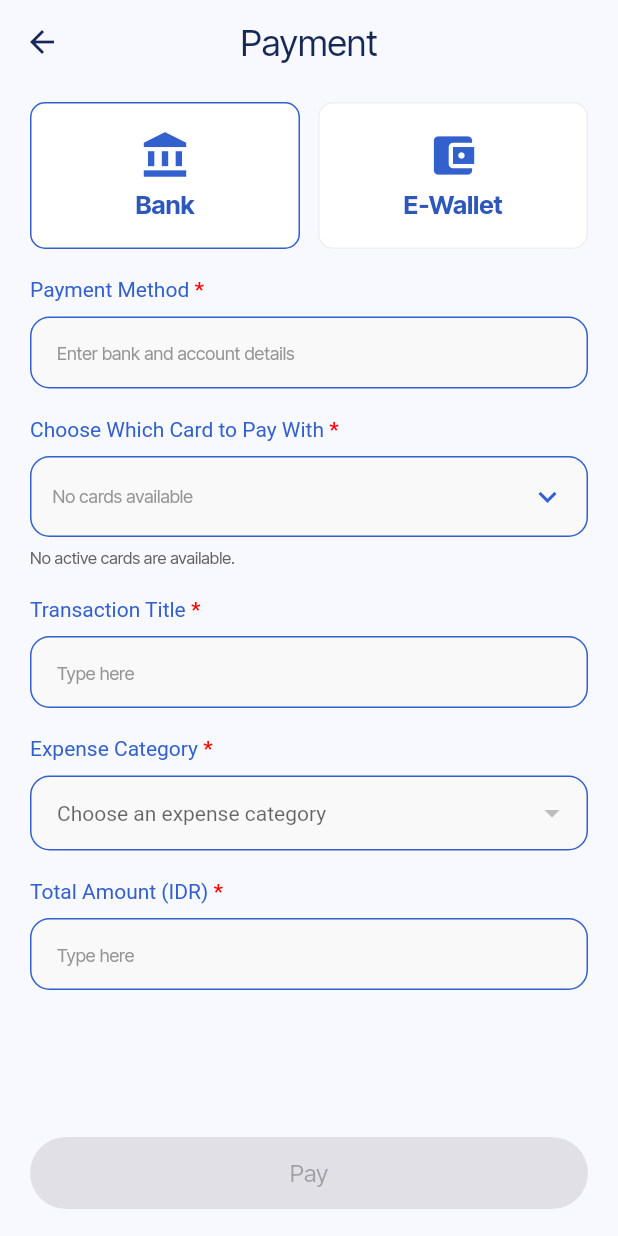
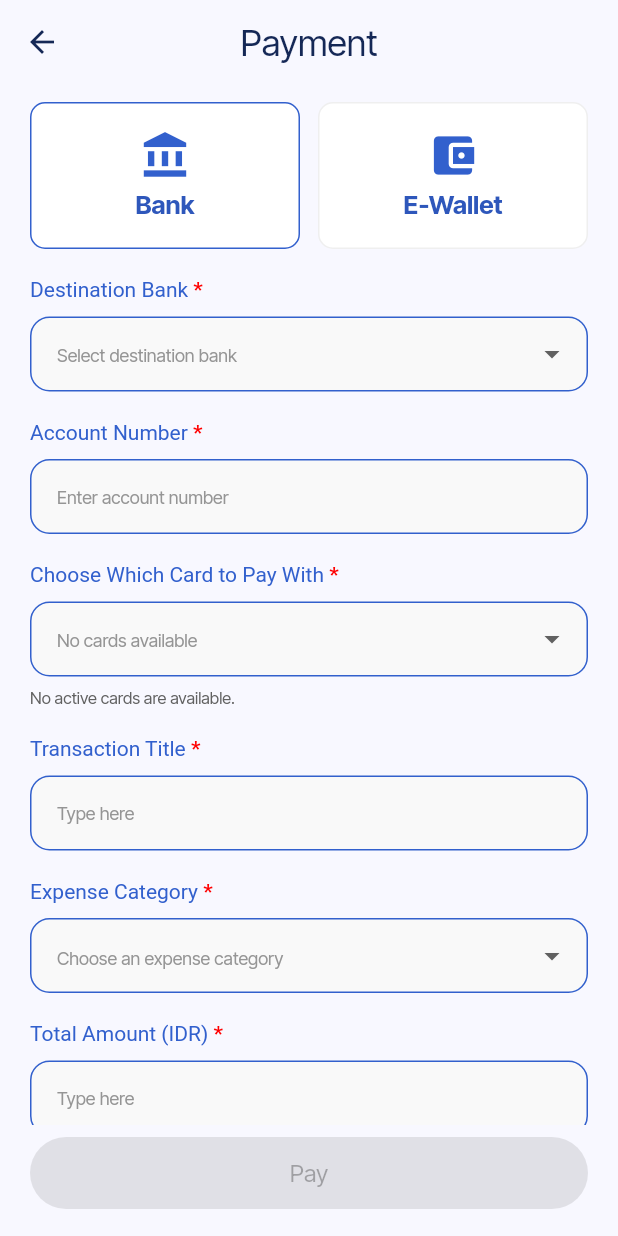
Before and after one commit to vire-finance/frontend, a Flutter app: the PaymentEntryForm screen opened directly, on a phone screen of 412 x 824 dp. Run offline on Flutter 3.47's test engine with Material 3 defaults, Android fonts, the phone set to English and light mode, and no system bars; our stand-ins replace csv, dio, file_picker, firebase_core, firebase_messaging, flutter_riverpod and 6 more; missing offline and left inert: google_sign_in_web, mobile_scanner; accounts and stored records are empty; network calls fail.

Commit message:
feat(payment): add structured payment destinations

```diff
--- a/lib/features/history/data/transaction_model.dart
+++ b/lib/features/history/data/transaction_model.dart
@@ -16,6 +16,10 @@ class TransactionData {
     this.pocketId,
     this.failureReason,
     this.requestId,
+    this.paymentType,
+    this.destinationName,
+    this.destinationAccountNumber,
+    this.destinationBankName,
   });
 
   final String id;
@@ -34,6 +38,10 @@ class TransactionData {
   final String? pocketId;
   final String? failureReason;
   final String? requestId;
+  final String? paymentType,
+      destinationName,
+      destinationAccountNumber,
+      destinationBankName;
 }
 
 String formatTransactionAmount(int amount) {
--- a/lib/features/history/data/transaction_repository.dart
+++ b/lib/features/history/data/transaction_repository.dart
@@ -4,6 +4,7 @@ import 'package:flutter/foundation.dart';
 import '../../../core/network/api_client.dart';
 import '../../pocket/presentation/owner/owner_card_form.dart';
 import 'transaction_model.dart';
+import '../../payment/data/payment_destination.dart';
 
 class TransactionRepository extends ChangeNotifier {
   TransactionRepository._();
@@ -48,6 +49,7 @@ class TransactionRepository extends ChangeNotifier {
     String category = 'Others',
     String paymentMethod = 'QRIS',
     String? recipientAccount,
+    PaymentDestination? destination,
     String? idempotencyKey,
   }) async {
     final response = await _api.dio.post<Map<String, dynamic>>(
@@ -57,8 +59,10 @@ class TransactionRepository extends ChangeNotifier {
         'amount': amount,
         'description': title.trim(),
         'category': category,
-        'payment_method': paymentMethod,
-        if (recipientAccount != null) 'recipient_account': recipientAccount,
+        if (destination == null) 'payment_method': paymentMethod,
+        if (destination != null) ...destination.toJson(),
+        if (destination == null && recipientAccount != null)
+          'recipient_account': recipientAccount,
       },
       options: Options(headers: {
         'Idempotency-Key': idempotencyKey ?? ApiClient.newIdempotencyKey(),
@@ -93,6 +97,10 @@ class TransactionRepository extends ChangeNotifier {
         paymentMethod:
             '${row['payment_method'] ?? row['transaction_type'] ?? 'CARD_PAYMENT'}',
         requestId: row['fund_request_id'] as String?,
+        paymentType: row['payment_type'] as String?,
+        destinationName: row['destination_name'] as String?,
+        destinationAccountNumber: row['destination_account_number'] as String?,
+        destinationBankName: row['destination_bank_name'] as String?,
         category: row['category'] as String?,
         transactionId: '${row['id']}',
         status: '${row['status'] ?? 'APPROVED'}',
--- /dev/null
+++ b/lib/features/payment/data/payment_destination.dart
@@ -0,0 +1,31 @@
+const destinationBanks = [
+  'BCA',
+  'BRI',
+  'BNI',
+  'Mandiri',
+  'BTN',
+  'CIMB Niaga',
+  'PermataBank',
+  'Bank Syariah Indonesia (BSI)',
+  'Danamon',
+  'OCBC',
+  'Other'
+];
+const destinationWallets = ['DANA', 'GoPay', 'OVO', 'ShopeePay', 'LinkAja'];
+
+class PaymentDestination {
+  const PaymentDestination(
+      {required this.paymentType,
+      required this.name,
+      required this.accountNumber,
+      this.bankName});
+  final String paymentType, name, accountNumber;
+  final String? bankName;
+  String get display => '${bankName ?? name} $accountNumber';
+  Map<String, dynamic> toJson() => {
+        'payment_type': paymentType,
+        'destination_name': name,
+        'destination_account_number': accountNumber,
+        if (bankName != null) 'destination_bank_name': bankName,
+      };
+}
--- a/lib/features/payment/data/payment_model.dart
+++ b/lib/features/payment/data/payment_model.dart
@@ -1,4 +1,5 @@
 export '../../../core/constants/expense_categories.dart';
+import 'payment_destination.dart';
 import '../../pocket/presentation/owner/owner_card_form.dart';
 
 enum PaymentKind { qris, bank, eWallet }
@@ -11,6 +12,7 @@ class PaymentDraft {
     required this.sourceCard,
     this.category = 'Others',
     this.destinationMethod,
+    this.destination,
     this.scannedCode,
     this.transactionId,
     this.completedAt,
@@ -22,6 +24,7 @@ class PaymentDraft {
   final int amount;
   final VireCardData sourceCard;
   final String? destinationMethod;
+  final PaymentDestination? destination;
   final String? scannedCode;
   final String? transactionId;
   final DateTime? completedAt;
@@ -34,6 +37,7 @@ class PaymentDraft {
         amount: amount,
         sourceCard: sourceCard,
         destinationMethod: destinationMethod,
+        destination: destination,
         scannedCode: scannedCode,
         transactionId: transactionId,
         completedAt: time,
--- /dev/null
+++ b/lib/features/payment/presentation/payment_destination_fields.dart
@@ -0,0 +1,183 @@
+import 'package:flutter/material.dart';
+import 'package:flutter/services.dart';
+import '../../../shared/widgets/app_text_field.dart';
+import '../data/payment_destination.dart';
+
+class PaymentDestinationFields extends StatefulWidget {
+  const PaymentDestinationFields(
+      {required this.bank,
+      required this.onChanged,
+      this.enabled = true,
+      super.key});
+  final bool bank, enabled;
+  final ValueChanged<PaymentDestination?> onChanged;
+  @override
+  State<PaymentDestinationFields> createState() => _DestinationFieldsState();
+}
+
+class _DestinationFieldsState extends State<PaymentDestinationFields> {
+  String? _name;
+  final _number = TextEditingController(), _other = TextEditingController();
+  @override
+  void initState() {
+    super.initState();
+    _number.addListener(_emit);
+    _other.addListener(_emit);
+  }
+
+  @override
+  void dispose() {
+    _number.dispose();
+    _other.dispose();
+    super.dispose();
+  }
+
+  @override
+  void didUpdateWidget(covariant PaymentDestinationFields oldWidget) {
+    super.didUpdateWidget(oldWidget);
+    if (oldWidget.bank != widget.bank) {
+      _name = null;
+      _number.clear();
+      _other.clear();
+    }
+  }
+
+  void _emit() => widget.onChanged(_name == null
+      ? null
+      : PaymentDestination(
+          paymentType: widget.bank ? 'BANK' : 'E_WALLET',
+          name: _name!,
+          accountNumber: _number.text.trim(),
+          bankName: _name == 'Other' ? _other.text.trim() : null));
+
+  Future<String?> _searchBank() => showModalBottomSheet<String>(
+      context: context,
+      isScrollControlled: true,
+      builder: (context) {
+        var search = '';
+        return StatefulBuilder(
+            builder: (context, update) => SafeArea(
+                child: Padding(
+                    padding: EdgeInsets.only(
+                        bottom: MediaQuery.viewInsetsOf(context).bottom),
+                    child: SizedBox(
+                        height: MediaQuery.sizeOf(context).height * .65,
+                        child: Column(children: [
+                          Padding(
+                              padding: const EdgeInsets.all(16),
+                              child: AppInputField(
+                                  decoration: const AppInputDecoration(
+                                      hintText: 'Search banks'),
+                                  onChanged: (value) => update(
+                                      () => search = value.toLowerCase()))),
+                          Expanded(
+                              child: ListView(
+                                  children: destinationBanks
+                                      .where((name) =>
+                                          name.toLowerCase().contains(search))
+                                      .map((name) => ListTile(
+                                          title: Text(name),
+                                          onTap: () =>
+                                              Navigator.pop(context, name)))
+                                      .toList())),
+                        ])))));
+      });
+
+  @override
+  Widget build(BuildContext context) =>
+      Column(crossAxisAlignment: CrossAxisAlignment.start, children: [
+        AppInputLabel(widget.bank ? 'Destination Bank' : 'Destination E-Wallet',
+            requiredField: true),
+        const SizedBox(height: 8),
+        if (widget.bank)
+          FormField<String>(
+            key: ValueKey('bank-${widget.bank}'),
+            validator: (_) => _name == null ? 'Select a destination bank' : null,
+            builder: (field) => AppPickerField(
+              value: _name,
+              decoration:
+                  const AppInputDecoration(hintText: 'Select destination bank')
+                      .copyWith(errorText: field.errorText),
+              onTap: !widget.enabled
+                  ? null
+                  : () async {
+                      final name = await _searchBank();
+                      if (!mounted || name == null) return;
+                      setState(() {
+                        _name = name;
+                        _other.clear();
+                      });
+                      field.didChange(name);
+                      _emit();
+                    },
+            ),
+          ),
+        if (!widget.bank)
+          AppDropdownField<String>(
+              key: ValueKey('wallet-${widget.bank}'),
+              value: _name,
+              decoration: const AppInputDecoration(hintText: 'Select e-wallet'),
+              items: destinationWallets
+                  .map((name) =>
+                      DropdownMenuItem(value: name, child: Text(name)))
+                  .toList(),
+              onChanged: !widget.enabled
+                  ? null
+                  : (name) {
+                      setState(() {
+                        _name = name;
+                        _other.clear();
+                      });
+                      _emit();
+                    },
+              validator: (value) =>
+                  value == null ? 'Select an e-wallet' : null),
+        if (widget.bank && _name == 'Other') ...[
+          const SizedBox(height: 18),
+          const AppInputLabel('Bank Name', requiredField: true),
+          const SizedBox(height: 8),
+          AppFormField(
+              controller: _other,
+              enabled: widget.enabled,
+              decoration: const AppInputDecoration(hintText: 'Enter bank name'),
+              validator: (value) {
+                final name = value?.trim() ?? '';
+                if (name.isEmpty) {
+                  return 'Enter the bank name';
+                }
+                if (name.length > 100 || !RegExp(r'[a-zA-Z]').hasMatch(name)) {
+                  return 'Enter a valid bank name';
+                }
+                return null;
+              }),
+        ],
+        const SizedBox(height: 18),
+        AppInputLabel(widget.bank ? 'Account Number' : 'E-Wallet Number',
+            requiredField: true),
+        const SizedBox(height: 8),
+        AppFormField(
+            controller: _number,
+            enabled: widget.enabled,
+            keyboardType: TextInputType.number,
+            inputFormatters: [FilteringTextInputFormatter.digitsOnly],
+            decoration: AppInputDecoration(
+                hintText: widget.bank
+                    ? 'Enter account number'
+                    : 'Enter e-wallet number'),
+            validator: (value) {
+              final number = value?.trim() ?? '';
+              if (number.isEmpty) {
+                return 'Enter the destination number';
+              }
+              if (!RegExp(r'^[0-9]+$').hasMatch(number)) {
+                return 'Use digits only';
+              }
+              if (('${_name == 'Other' ? _other.text.trim() : _name ?? ''} $number')
+                      .length >
+                  150) {
+                return 'Destination exceeds supported storage capacity';
+              }
+              return null;
+            }),
+      ]);
+}
--- a/lib/features/payment/presentation/payment_entry_form.dart
+++ b/lib/features/payment/presentation/payment_entry_form.dart
@@ -15,6 +15,8 @@ import '../data/payment_model.dart';
 import '../data/payment_repository.dart';
 import '../providers/payment_provider.dart';
 import 'choose_card_sheet.dart';
+import '../data/payment_destination.dart';
+import 'payment_destination_fields.dart';
 import 'expense_category_field.dart';
 import 'show_qr_code_screen.dart';
 import 'qr_scanner_screen.dart';
@@ -40,7 +42,7 @@ class _PaymentEntryFormState extends State<PaymentEntryForm> {
   final _formKey = GlobalKey<FormState>();
   final _titleController = TextEditingController();
   final _amountController = TextEditingController();
-  final _methodController = TextEditingController();
+  PaymentDestination? _destination;
   final _pocketRepository = PocketRepository.instance;
   final _paymentProvider = PaymentProvider(PaymentRepository.instance);
   VireCardData? _selectedCard;
@@ -49,6 +51,14 @@ class _PaymentEntryFormState extends State<PaymentEntryForm> {
   TransactionData? _transaction;
   bool _submitting = false;
   String? _paymentKey, _paymentSignature;
+
+  void _changeKind(PaymentKind kind) {
+    if (_submitting || kind == _kind) return;
+    setState(() {
+      _kind = kind;
+      _destination = null;
+    });
+  }
 
   @override
   void initState() {
@@ -63,7 +73,7 @@ class _PaymentEntryFormState extends State<PaymentEntryForm> {
   void dispose() {
     _titleController.dispose();
     _amountController.dispose();
-    _methodController.dispose();
+
     _paymentProvider.dispose();
     super.dispose();
   }
@@ -150,30 +160,24 @@ class _PaymentEntryFormState extends State<PaymentEntryForm> {
                                         icon: Icons.account_balance,
                                         label: 'Bank',
                                         selected: _kind == PaymentKind.bank,
-                                        onTap: () => setState(
-                                            () => _kind = PaymentKind.bank))),
+                                        onTap: () =>
+                                            _changeKind(PaymentKind.bank))),
                                 const SizedBox(width: 12),
                                 Expanded(
                                     child: _ModeCard(
                                         icon: Icons.account_balance_wallet,
                                         label: 'E-Wallet',
                                         selected: _kind == PaymentKind.eWallet,
-                                        onTap: () => setState(() =>
-                                            _kind = PaymentKind.eWallet))),
+                                        onTap: () =>
+                                            _changeKind(PaymentKind.eWallet))),
                               ]),
                               const SizedBox(height: 18),
-                              _FormLabel(
-                                  _kind == PaymentKind.bank
-                                      ? 'Payment Method'
-                                      : 'E-Wallet Method',
-                                  required: true),
-                              const SizedBox(height: 8),
-                              _InputField(
-                                  controller: _methodController,
-                                  hint: _kind == PaymentKind.bank
-                                      ? 'Enter bank and account details'
-                                      : 'Enter e-wallet and account details',
-                                  validator: _required),
+                              PaymentDestinationFields(
+                                  key: ValueKey(_kind),
+                                  bank: _kind == PaymentKind.bank,
+                                  enabled: !_submitting,
+                                  onChanged: (destination) =>
+                                      _destination = destination),
                               const SizedBox(height: 18),
                             ] else if (widget.scannedCode != null) ...[
                               Container(
@@ -298,8 +302,8 @@ class _PaymentEntryFormState extends State<PaymentEntryForm> {
         title: _titleController.text.trim(),
         amount: parseIdrInput(_amountController.text)!,
         sourceCard: _selectedCard!,
-        destinationMethod:
-            widget.transfer ? _methodController.text.trim() : null,
+        destinationMethod: widget.transfer ? _destination?.display : null,
+        destination: widget.transfer ? _destination : null,
         scannedCode: widget.scannedCode,
       );
       final signature = [
@@ -308,7 +312,7 @@ class _PaymentEntryFormState extends State<PaymentEntryForm> {
         draft.title,
         draft.category,
         draft.kind.name,
-        draft.destinationMethod
+        draft.destination?.toJson().toString() ?? draft.destinationMethod
       ].toString();
       if (_paymentSignature != signature) {
         _paymentSignature = signature;
@@ -402,7 +406,7 @@ class _PaymentEntryFormState extends State<PaymentEntryForm> {
                               : draft.kind == PaymentKind.eWallet
                                   ? 'E_WALLET'
                                   : 'QRIS',
-                          recipientAccount: draft.destinationMethod,
+                          destination: draft.destination,
                           idempotencyKey: paymentKey);
                   await _pocketRepository.load().catchError((_) {});
                 } catch (error) {
@@ -489,28 +493,13 @@ class _CardSelector extends StatelessWidget {
   final bool cardsAvailable;
   final VoidCallback? onTap;
   @override
-  Widget build(BuildContext context) => InkWell(
-      onTap: onTap,
-      borderRadius: BorderRadius.circular(13),
-      child: Container(
-          padding: const EdgeInsets.symmetric(horizontal: 14, vertical: 14),
-          decoration: BoxDecoration(
-              color: AppColors.inputFill,
-              border: Border.all(color: AppColors.blue500),
-              borderRadius: BorderRadius.circular(13)),
-          child: Row(children: [
-            Expanded(
-                child: Text(
-                    card == null
-                        ? (cardsAvailable
-                            ? 'Click here to choose'
-                            : 'No cards available')
-                        : '${card!.name}  •••• ${card!.lastFour}',
-                    style: TextStyle(
-                        color: card == null
-                            ? AppColors.grey300
-                            : AppColors.grey700,
-                        fontSize: 12))),
-            const Icon(Icons.keyboard_arrow_down, color: AppColors.blue500)
-          ])));
+  Widget build(BuildContext context) => AppPickerField(
+        value: card == null ? null : '${card!.name}  •••• ${card!.lastFour}',
+        onTap: onTap,
+        decoration: AppInputDecoration(
+          hintText: cardsAvailable
+              ? 'Click here to choose'
+              : 'No cards available',
+        ),
+      );
 }
--- a/lib/shared/widgets/app_text_field.dart
+++ b/lib/shared/widgets/app_text_field.dart
@@ -2,20 +2,70 @@ import 'package:flutter/material.dart';
 import 'package:flutter/services.dart';
 
 import '../../core/theme/app_colors.dart';
+import '../../core/theme/app_text_styles.dart';
 
 abstract final class AppInputStyles {
-  static const value = TextStyle(fontSize: 14, color: AppColors.grey800);
+  // Keep the existing dense dropdown's content height and shared input padding.
+  static const contentHeight = 24.0;
+  static const horizontalPadding = 14.0;
+  static const verticalPadding = 13.0;
+  static const fieldHeight = contentHeight + verticalPadding * 2;
+  static const valueFontSize = 14.0;
+  static const hintFontSize = 12.0;
+  static const value = TextStyle(
+    fontFamily: AppTextStyles.fontFamily,
+    fontSize: valueFontSize,
+    fontWeight: FontWeight.w400,
+    letterSpacing: 0,
+    height: contentHeight / valueFontSize,
+    leadingDistribution: TextLeadingDistribution.even,
+    color: AppColors.grey800,
+  );
   static const label = TextStyle(fontSize: 14, color: AppColors.blue500);
-  static const hint = TextStyle(fontSize: 12, color: AppColors.grey300);
+  static const hint = TextStyle(
+    fontFamily: AppTextStyles.fontFamily,
+    fontSize: hintFontSize,
+    fontWeight: FontWeight.w400,
+    letterSpacing: 0,
+    height: contentHeight / hintFontSize,
+    leadingDistribution: TextLeadingDistribution.even,
+    color: AppColors.grey300,
+  );
+  static const strut = StrutStyle(
+    fontFamily: AppTextStyles.fontFamily,
+    fontSize: valueFontSize,
+    fontWeight: FontWeight.w400,
+    height: contentHeight / valueFontSize,
+    forceStrutHeight: true,
+  );
+  static const radius = BorderRadius.all(Radius.circular(13));
   static const border = OutlineInputBorder(
-    borderRadius: BorderRadius.all(Radius.circular(13)),
+    borderRadius: radius,
     borderSide: BorderSide(color: AppColors.blue500),
   );
   static const errorBorder = OutlineInputBorder(
-    borderRadius: BorderRadius.all(Radius.circular(13)),
+    borderRadius: radius,
     borderSide: BorderSide(color: AppColors.red500),
   );
-  static const padding = EdgeInsets.symmetric(horizontal: 14, vertical: 13);
+  static const padding = EdgeInsets.symmetric(
+    horizontal: horizontalPadding,
+    vertical: verticalPadding,
+  );
+  static const dropdownArrow = Icon(
+    Icons.arrow_drop_down,
+    size: contentHeight,
+    color: AppColors.grey500,
+  );
+  // Match the existing Material dropdown's outlined-field suffix layout.
+  static const dropdownEndPadding = 12.0;
+  static const dropdownSuffix = Padding(
+    padding: EdgeInsetsDirectional.only(end: dropdownEndPadding),
+    child: dropdownArrow,
+  );
+  static const dropdownSuffixConstraints = BoxConstraints(
+    minWidth: contentHeight + dropdownEndPadding,
+    minHeight: contentHeight,
+  );
 }
 
 class AppInputDecoration extends InputDecoration {
@@ -34,6 +84,7 @@ class AppInputDecoration extends InputDecoration {
           fillColor: AppColors.inputFill,
           isDense: true,
           contentPadding: AppInputStyles.padding,
+          constraints: const BoxConstraints(minHeight: AppInputStyles.fieldHeight),
           border: AppInputStyles.border,
           enabledBorder: AppInputStyles.border,
           focusedBorder: AppInputStyles.border,
@@ -125,6 +176,8 @@ class AppFormField extends StatelessWidget {
         textInputAction: textInputAction,
         onFieldSubmitted: onFieldSubmitted,
         style: AppInputStyles.value,
+        strutStyle: AppInputStyles.strut,
+        textAlignVertical: TextAlignVertical.center,
       ),
       requiredField: validator != null);
 }
@@ -166,6 +219,8 @@ class AppInputField extends StatelessWidget {
         onChanged: onChanged,
         textCapitalization: textCapitalization,
         style: AppInputStyles.value,
+        strutStyle: AppInputStyles.strut,
+        textAlignVertical: TextAlignVertical.center,
       ));
 }
 
@@ -195,11 +250,71 @@ class AppDropdownField<T> extends StatelessWidget {
         items: items,
         onChanged: onChanged,
         decoration: decoration,
-        hint: hint,
-        icon: icon,
+        hint: hint ??
+            (decoration.hintText == null
+                ? null
+                : Text(decoration.hintText!,
+                    style: AppInputStyles.hint,
+                    strutStyle: AppInputStyles.strut,
+                    maxLines: 1,
+                    overflow: TextOverflow.ellipsis)),
+        icon: icon ?? AppInputStyles.dropdownArrow,
+        iconSize: AppInputStyles.contentHeight,
         validator: validator,
         style: AppInputStyles.value,
         isExpanded: true,
+        isDense: true,
+        alignment: AlignmentDirectional.centerStart,
+        padding: EdgeInsets.zero,
       ),
       requiredField: validator != null);
 }
+
+/// Shared input appearance for selectors that open a sheet instead of a menu.
+class AppPickerField extends StatelessWidget {
+  const AppPickerField({
+    this.value,
+    required this.onTap,
+    this.decoration = const AppInputDecoration(),
+    super.key,
+  });
+
+  final String? value;
+  final VoidCallback? onTap;
+  final InputDecoration decoration;
+
+  @override
+  Widget build(BuildContext context) => _withLabel(
+        decoration,
+        InkWell(
+          onTap: onTap,
+          borderRadius: AppInputStyles.radius,
+          child: InputDecorator(
+            decoration: decoration.copyWith(
+              enabled: onTap != null,
+              suffixIcon: AppInputStyles.dropdownSuffix,
+              suffixIconConstraints: AppInputStyles.dropdownSuffixConstraints,
+            ),
+            baseStyle: AppInputStyles.value,
+            textAlignVertical: TextAlignVertical.center,
+            child: ConstrainedBox(
+              constraints:
+                  const BoxConstraints(minHeight: AppInputStyles.contentHeight),
+              child: Align(
+                alignment: AlignmentDirectional.centerStart,
+                heightFactor: 1,
+                child: Text(
+                  value ?? decoration.hintText ?? '',
+                  style: value == null
+                      ? AppInputStyles.hint
+                      : AppInputStyles.value,
+                  strutStyle: AppInputStyles.strut,
+                  maxLines: 1,
+                  overflow: TextOverflow.ellipsis,
+                ),
+              ),
+            ),
+          ),
+        ),
+      );
+}
```
Also changed, not shown: 2 other files.
